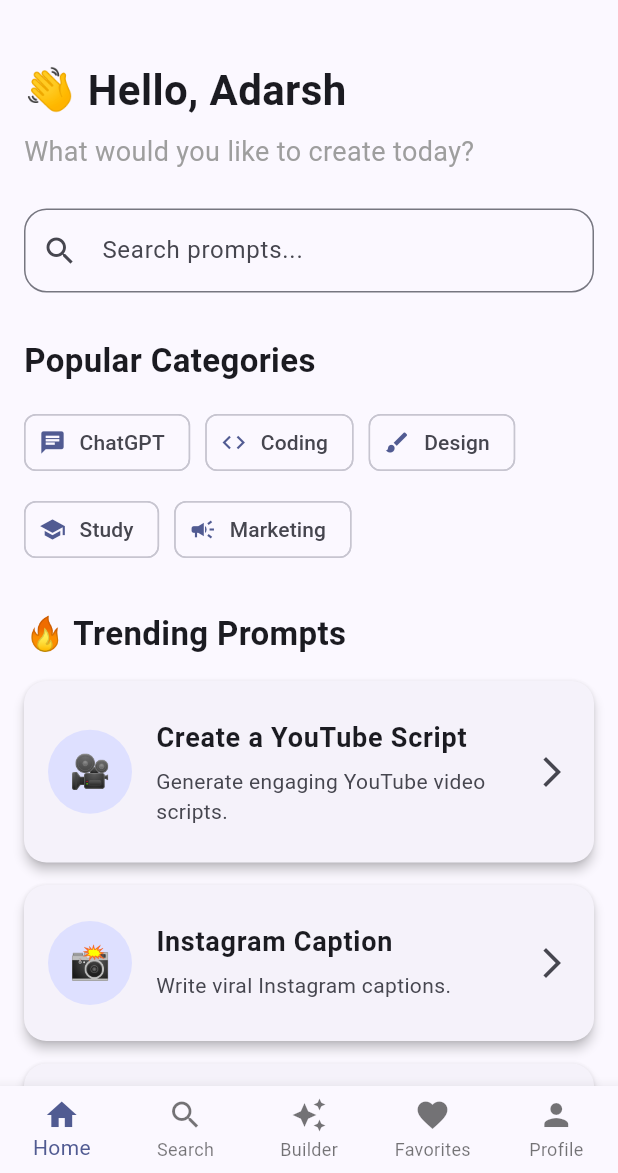
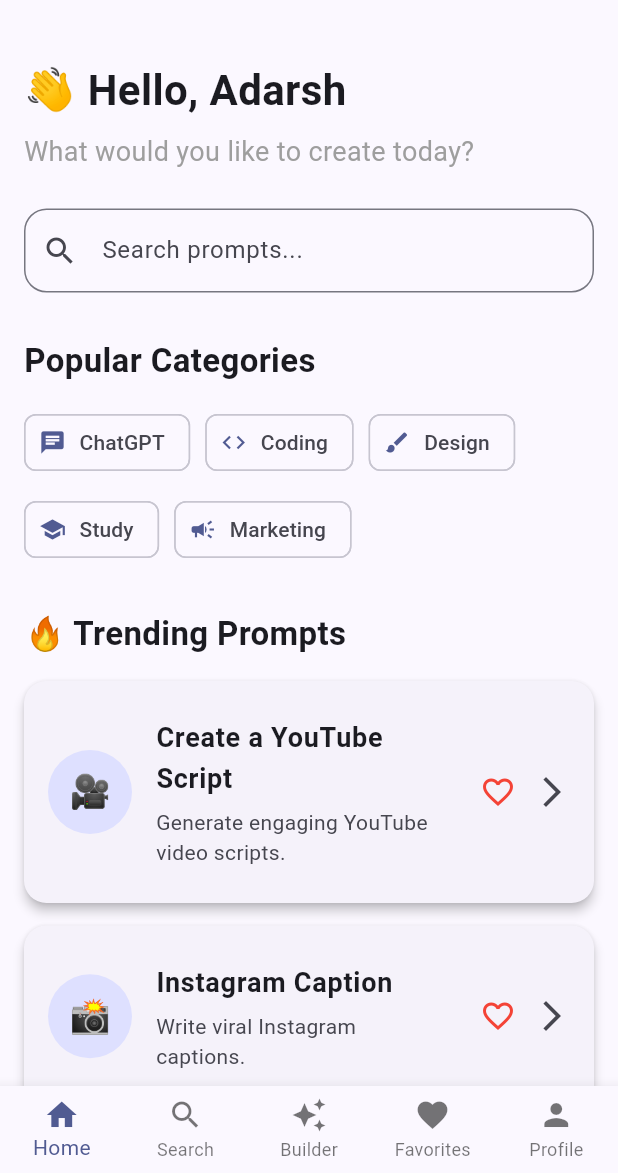
Before and after one commit to adarshananddev/PromptNest, a Flutter app: the screen it shows after launch, on a phone screen of 412 x 824 dp, the part 63-1236 px from its top. Run offline on Flutter 3.47's test engine with Material 3 defaults, Android fonts, the phone set to English and light mode, and no system bars; our stand-ins replace share_plus.

Commit message:
Sprint 5: Added search, favorites, copy and share features

```diff
--- a/lib/screens/home_screen.dart
+++ b/lib/screens/home_screen.dart
@@ -1,14 +1,27 @@
 import 'package:flutter/material.dart';
 import '../services/prompt_service.dart';
 import '../widgets/prompts_card.dart';
+import '../models/prompt_model.dart';
 
-class HomeScreen extends StatelessWidget {
-  HomeScreen({super.key});
+class HomeScreen extends StatefulWidget {
+  const HomeScreen({super.key});
 
-  final prompts = PromptService.getPrompts();
+  @override
+  State<HomeScreen> createState() => _HomeScreenState();
+}
+
+class _HomeScreenState extends State<HomeScreen> {
+  final List<PromptModel> allPrompts = PromptService.getPrompts();
+  String searchText = "";
 
   @override
   Widget build(BuildContext context) {
+    final filteredPrompts = allPrompts.where((prompt) {
+      return prompt.title.toLowerCase().contains(searchText.toLowerCase()) ||
+          prompt.description.toLowerCase().contains(searchText.toLowerCase()) ||
+          prompt.category.toLowerCase().contains(searchText.toLowerCase());
+    }).toList();
+
     return Scaffold(
       appBar: AppBar(
         title: const Text("PromptNest"),
@@ -42,6 +55,11 @@
             const SizedBox(height: 25),
 
             TextField(
+              onChanged: (value) {
+                setState(() {
+                  searchText = value;
+                });
+              },
               decoration: InputDecoration(
                 hintText: "Search prompts...",
                 prefixIcon: const Icon(Icons.search),
@@ -102,7 +120,7 @@
 
             const SizedBox(height: 15),
 
-            ...prompts.map(
+            ...filteredPrompts.map(
               (prompt) => PromptCard(prompt: prompt),
             ),
 
--- a/lib/widgets/prompts_card.dart
+++ b/lib/widgets/prompts_card.dart
@@ -2,13 +2,20 @@
 import '../models/prompt_model.dart';
 import '../screens/prompt_details_screen.dart';
 
-class PromptCard extends StatelessWidget {
+class PromptCard extends StatefulWidget {
   final PromptModel prompt;
 
   const PromptCard({
     super.key,
     required this.prompt,
   });
+
+  @override
+  State<PromptCard> createState() => _PromptCardState();
+}
+
+class _PromptCardState extends State<PromptCard> {
+  bool isFavorite = false;
 
   @override
   Widget build(BuildContext context) {
@@ -24,7 +31,7 @@
           Navigator.push(
             context,
             MaterialPageRoute(
-              builder: (_) => PromptDetailsScreen(prompt: prompt),
+              builder: (_) => PromptDetailsScreen(prompt: widget.prompt),
             ),
           );
         },
@@ -34,13 +41,13 @@
           leading: CircleAvatar(
             radius: 28,
             child: Text(
-              prompt.icon,
+              widget.prompt.icon,
               style: const TextStyle(fontSize: 22),
             ),
           ),
 
           title: Text(
-            prompt.title,
+            widget.prompt.title,
             style: const TextStyle(
               fontWeight: FontWeight.bold,
               fontSize: 18,
@@ -49,10 +56,29 @@
 
           subtitle: Padding(
             padding: const EdgeInsets.only(top: 6),
-            child: Text(prompt.description),
+            child: Text(widget.prompt.description),
           ),
 
-          trailing: const Icon(Icons.arrow_forward_ios),
+          trailing: Row(
+            mainAxisSize: MainAxisSize.min,
+            children: [
+              IconButton(
+                onPressed: () {
+                  setState(() {
+                    isFavorite = !isFavorite;
+                  });
+                },
+                icon: Icon(
+                  isFavorite
+                      ? Icons.favorite
+                      : Icons.favorite_border,
+                  color: Colors.red,
+                ),
+              ),
+
+              const Icon(Icons.arrow_forward_ios),
+            ],
+          ),
         ),
       ),
     );
--- a/pubspec.yaml
+++ b/pubspec.yaml
@@ -34,7 +34,7 @@
   # The following adds the Cupertino Icons font to your application.
   # Use with the CupertinoIcons class for iOS style icons.
   cupertino_icons: ^1.0.8
-
+  share_plus: ^10.0.2
 dev_dependencies:
   flutter_test:
     sdk: flutter
```
Also changed, not shown: lib/screens/prompt_details_screen.dart (+45 -1 lines), pubspec.lock, 5 other files.
